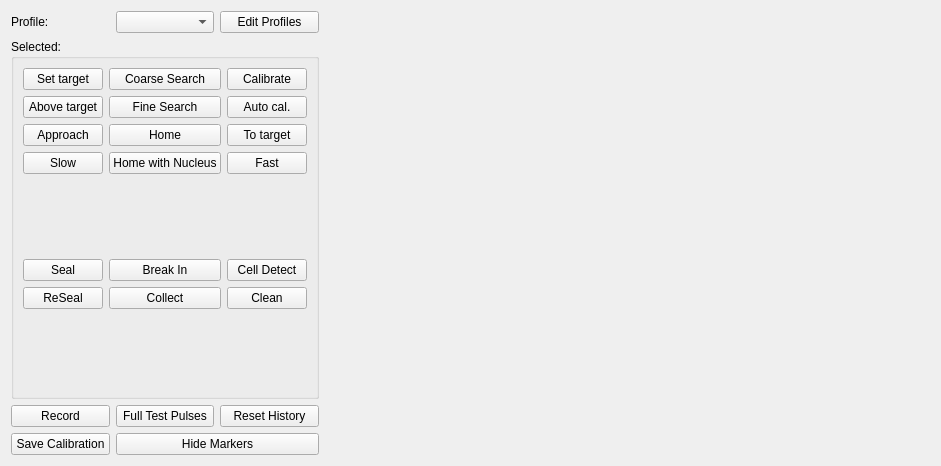
The window that acq4/modules/MultiPatch/multipatchTemplate.ui (acq4/acq4) describes before a commit, drawn with Qt 5.
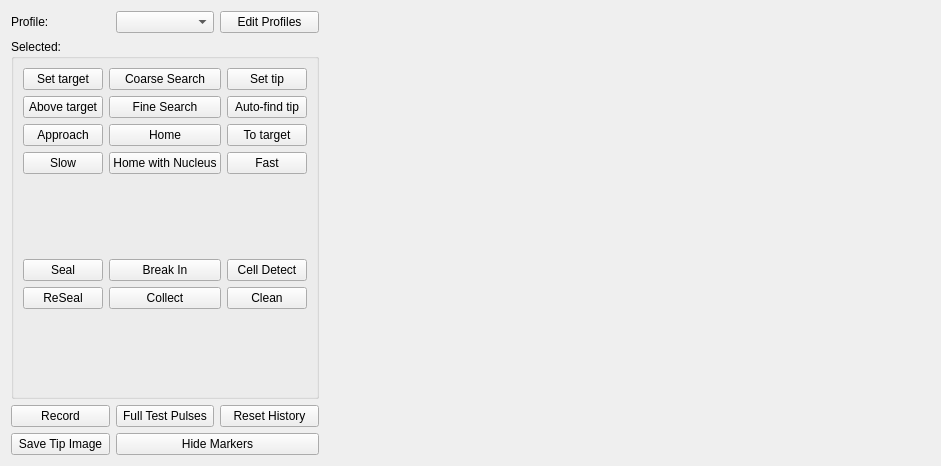
The same window after the commit. Custom widgets are drawn as their Qt base class.

Commit message:
rename "calibrate" to "find tip" when it refers to pipette tips
- cleaned out some cruft, too

Diff of the .ui file:
```diff
--- a/acq4/modules/MultiPatch/multipatchTemplate.ui
+++ b/acq4/modules/MultiPatch/multipatchTemplate.ui
@@ -84,7 +84,7 @@
       <item row="1" column="2">
        <widget class="QPushButton" name="calibrateBtn">
         <property name="text">
-         <string>Calibrate</string>
+         <string>Set tip</string>
         </property>
         <property name="checkable">
          <bool>true</bool>
@@ -108,7 +108,7 @@
       <item row="2" column="2">
        <widget class="FutureButton" name="autoCalibrateBtn">
         <property name="text">
-         <string>Auto cal.</string>
+         <string>Auto-find tip</string>
         </property>
        </widget>
       </item>
@@ -241,7 +241,7 @@
    <item row="3" column="0">
     <widget class="QPushButton" name="saveCalibrationsBtn">
      <property name="text">
-      <string>Save Calibration</string>
+      <string>Save Tip Image</string>
      </property>
      <property name="checkable">
       <bool>true</bool>
```
Left out of the diff: 6 changed lines with no effect on the pictures. The commit also changes 2 other files.
